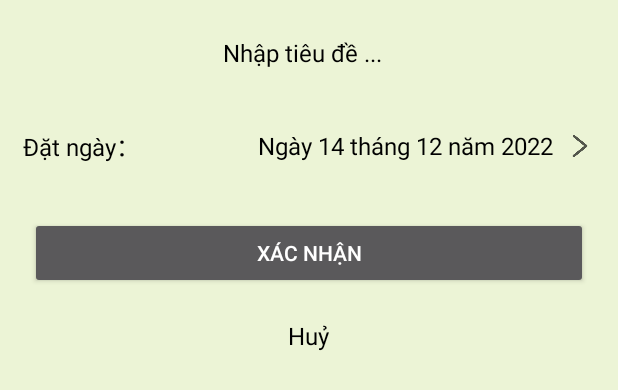
After one commit to d-v-h99/FInalDOAN, an Android app: the layout fragment_form_task.xml on its own in the app's theme, with its tools: preview values and no code run, on a phone screen of 412 x 824 dp. The commit adds this screen. Shown: the top 390 px of the screen. Run offline under Robolectric (Android 15) with nearby library versions, the phone set to English and light mode, and no system bars.

Commit message:
thêm , sửa, xoá event thêm , xoá task

```diff
--- a/app/src/main/java/com/hoangdoviet/finaldoan/adapter/EventListAdapter.kt
+++ b/app/src/main/java/com/hoangdoviet/finaldoan/adapter/EventListAdapter.kt
@@ -42,6 +42,12 @@ class EventListAdapter(
         notifyItemRemoved(position)
         notifyItemRangeChanged(position, events.size)
     }
+    fun updateEventAt(position: Int, updatedEvent: Event) {
+        if (position >= 0 && position < events.size) {
+            events[position] = updatedEvent
+            notifyItemChanged(position)
+        }
+    }
 
 
     interface EventClickListener {
--- a/app/src/main/java/com/hoangdoviet/finaldoan/fragment/DeleteEventModeFragment.kt
+++ b/app/src/main/java/com/hoangdoviet/finaldoan/fragment/DeleteEventModeFragment.kt
@@ -123,6 +123,10 @@ class DeleteEventModeFragment : DialogFragment() {
                 batch.commit().addOnSuccessListener {
                     showToast(requireContext(), getString(R.string.repeating_events_deleted))
                     dismiss()
+                    setFragmentResult("deleteRequestKey", Bundle().apply {
+                        putInt("position", position)
+                        Log.d("ktraa", position.toString() + " deleteEventModeFragment")
+                    })
                 }.addOnFailureListener { e ->
                     showToast(requireContext(), getString(R.string.error_deleting_repeating_events, e.message))
                 }
--- a/app/src/main/java/com/hoangdoviet/finaldoan/fragment/TaskFragment.kt
+++ b/app/src/main/java/com/hoangdoviet/finaldoan/fragment/TaskFragment.kt
@@ -171,10 +171,10 @@ class TaskFragment : Fragment(), HorizontalCalendarAdapter.OnItemClickListener {
     private fun loadTasksByDate(date: String) {
         val db = FirebaseFirestore.getInstance()
         val tasksByDateRef = db.collection("TasksByDate").document(date)
-
+        tasks.clear()
         tasksByDateRef.get()
             .addOnSuccessListener { document ->
-                tasks.clear() // Xóa các nhiệm vụ hiện tại trước khi thêm mới
+               // Xóa các nhiệm vụ hiện tại trước khi thêm mới
                 if (document != null && document.exists()) {
                     val taskIds = document.get("taskIds") as? List<String> ?: emptyList()
                     if (taskIds.isEmpty()) {
@@ -481,6 +481,7 @@ class TaskFragment : Fragment(), HorizontalCalendarAdapter.OnItemClickListener {
         }
 
         binding.textDateMonth.text = ddMmYy
+        tasks.clear()
         updateOverdueTasks()
         loadTasksByDate(ddMmYy)
        // countTasksByDate(ddMmYy)
--- a/app/src/main/java/com/hoangdoviet/finaldoan/horizontal_calendar_date/HorizontalCalendarAdapter.kt
+++ b/app/src/main/java/com/hoangdoviet/finaldoan/horizontal_calendar_date/HorizontalCalendarAdapter.kt
@@ -38,7 +38,7 @@ class HorizontalCalendarAdapter(
     }
 
 //    @RequiresApi(Build.VERSION_CODES.O)
-    override fun onBindViewHolder(holder: CalendarViewHolder, position: Int) {
+    override fun onBindViewHolder(holder: CalendarViewHolder, @SuppressLint("RecyclerView") position: Int) {
         val itemList = list[position]
         holder.calendarDay.text = itemList.calendarDay
         holder.calendarDate.text = itemList.calendarDate
--- /dev/null
+++ b/app/src/main/res/layout/fragment_form_task.xml
@@ -0,0 +1,90 @@
+<?xml version="1.0" encoding="utf-8"?>
+<LinearLayout xmlns:android="http://schemas.android.com/apk/res/android"
+    xmlns:tools="http://schemas.android.com/tools"
+    android:layout_width="match_parent"
+    android:layout_height="match_parent"
+    android:orientation="vertical"
+    android:background="#ECF4D6"
+    tools:context=".fragment.FormTaskFragment">
+
+    <LinearLayout
+        android:id="@+id/title"
+        android:layout_width="match_parent"
+        android:layout_height="70dp"
+        android:orientation="horizontal"
+        android:gravity="center">
+
+        <EditText
+            android:id="@+id/valueTitle"
+            android:layout_width="wrap_content"
+            android:layout_height="wrap_content"
+            android:layout_marginEnd="8dp"
+            android:textSize="16sp"
+            android:hint="Nhập tiêu đề ..."
+            android:textColorHint="@color/black"
+            android:textColor="@color/black"
+            android:background="@android:color/transparent"/>
+
+
+    </LinearLayout>
+
+    <LinearLayout
+        android:id="@+id/date"
+        android:layout_width="match_parent"
+        android:layout_height="wrap_content"
+        android:orientation="horizontal"
+        android:gravity="center_vertical">
+
+        <TextView
+            android:layout_width="0dp"
+            android:layout_height="wrap_content"
+            android:layout_marginStart="15dp"
+            android:layout_marginTop="15dp"
+            android:layout_marginBottom="15dp"
+            android:layout_weight="1"
+            android:textSize="16sp"
+            android:text="Đặt ngày："
+            android:textColor="@color/black" />
+
+        <TextView
+            android:id="@+id/valueDate"
+            android:layout_width="wrap_content"
+            android:layout_height="wrap_content"
+            android:layout_marginEnd="8dp"
+            android:textSize="16sp"
+            android:text="Ngày 14 tháng 12 năm 2022"
+            android:textColor="@color/black" />
+
+        <ImageView
+            android:id="@+id/rightArrow1"
+            android:layout_width="20dp"
+            android:layout_height="20dp"
+            android:layout_marginEnd="15dp"
+            android:rotation="90"
+            android:src="@drawable/ic_up_arrow" />
+    </LinearLayout>
+
+    <LinearLayout
+        android:layout_width="match_parent"
+        android:layout_height="wrap_content"
+        android:orientation="vertical"
+        android:gravity="center">
+
+        <androidx.appcompat.widget.AppCompatButton
+            android:id="@+id/btnSave"
+            android:layout_width="match_parent"
+            android:layout_height="wrap_content"
+            android:layout_margin="20dp"
+            android:text="Xác nhận" />
+
+        <TextView
+            android:id="@+id/button2"
+            android:layout_width="wrap_content"
+            android:layout_height="wrap_content"
+            android:layout_weight="1"
+            android:textColor="@color/black"
+            android:text="Huỷ"
+            android:textSize="16sp"/>
+    </LinearLayout>
+
+</LinearLayout>
--- a/app/src/main/res/layout/fragment_task.xml
+++ b/app/src/main/res/layout/fragment_task.xml
@@ -101,7 +101,7 @@
                 android:progressDrawable="@drawable/background_process_bar"
                 app:layout_constraintBottom_toBottomOf="parent"
                 app:layout_constraintEnd_toEndOf="parent"
-                android:progress="70"
+                android:progress="0"
                 app:layout_constraintStart_toStartOf="parent"
                 app:layout_constraintTop_toTopOf="parent" />
 
@@ -109,7 +109,7 @@
                 android:id="@+id/tvScore"
                 android:layout_width="wrap_content"
                 android:layout_height="wrap_content"
-                android:text="33%"
+                android:text="0%"
                 android:textColor="@color/black"
                 android:textSize="22sp"
                 app:layout_constraintBottom_toBottomOf="@+id/scoreProgressBar"
@@ -139,7 +139,7 @@
                 android:layout_marginStart="84dp"
                 android:layout_marginTop="20dp"
                 android:layout_marginEnd="64dp"
-                android:text="3 nhiệm vụ"
+                android:text="0 nhiệm vụ"
                 android:textSize="20sp"
                 app:layout_constraintEnd_toStartOf="@+id/scoreProgressBar"
                 app:layout_constraintStart_toStartOf="parent"
```
Also changed, not shown: app/src/main/java/com/hoangdoviet/finaldoan/MainActivity.kt (+8 -1 lines), app/src/main/java/com/hoangdoviet/finaldoan/fragment/EventFragment.kt (+97 -3 lines), app/src/main/java/com/hoangdoviet/finaldoan/fragment/FormTaskFragment.kt (added, +208 -0 lines), app/src/main/java/com/hoangdoviet/finaldoan/fragment/MonthFragment.kt (+17 -7 lines), app/src/main/java/com/hoangdoviet/finaldoan/fragment/UpdateEventModeFragment.kt (added, +189 -0 lines), app/src/main/java/com/hoangdoviet/finaldoan/model/Event.kt (+5 -5 lines), app/src/main/res/layout/fragment_update_event_mode.xml (added, +49 -0 lines).
